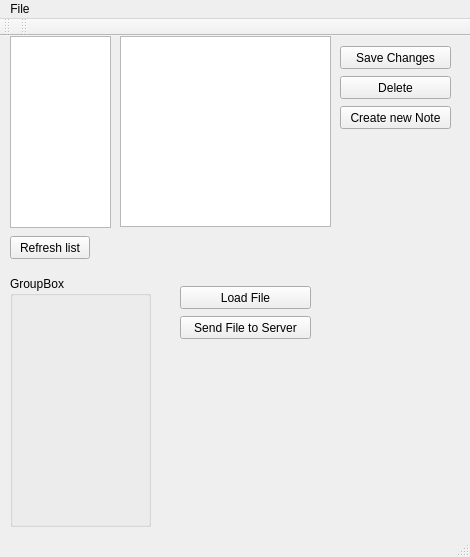
Old version of the form mainwindow.ui in the repository Aaltis/Note-File-Client.
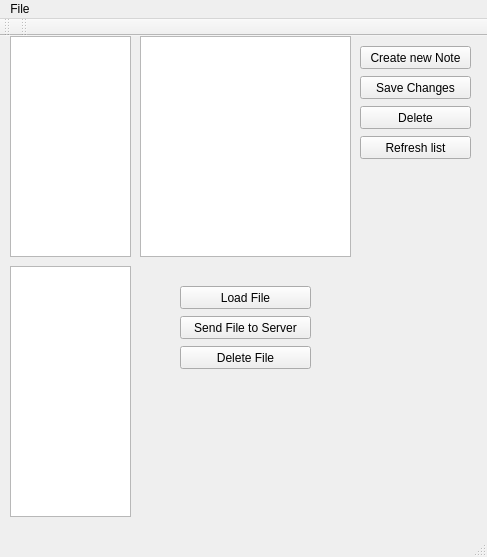
New version of the form.

Diff of the .ui file:
```diff
--- a/mainwindow.ui
+++ b/mainwindow.ui
@@ -6,7 +6,7 @@
    <rect>
     <x>0</x>
     <y>0</y>
-    <width>470</width>
+    <width>487</width>
     <height>557</height>
    </rect>
   </property>
@@ -14,19 +14,6 @@
    <string>MainWindow</string>
   </property>
   <widget class="QWidget" name="centralWidget">
-   <widget class="QGroupBox" name="groupBox_2">
-    <property name="geometry">
-     <rect>
-      <x>10</x>
-      <y>240</y>
-      <width>141</width>
-      <height>251</height>
-     </rect>
-    </property>
-    <property name="title">
-     <string>GroupBox</string>
-    </property>
-   </widget>
    <widget class="QPushButton" name="btnLoadFile">
     <property name="geometry">
      <rect>
@@ -56,9 +43,9 @@
    <widget class="QPushButton" name="btnResreshList">
     <property name="geometry">
      <rect>
-      <x>10</x>
-      <y>200</y>
-      <width>80</width>
+      <x>360</x>
+      <y>100</y>
+      <width>111</width>
       <height>23</height>
      </rect>
     </property>
@@ -69,8 +56,8 @@
    <widget class="QPushButton" name="btnNewNote">
     <property name="geometry">
      <rect>
-      <x>340</x>
-      <y>70</y>
+      <x>360</x>
+      <y>10</y>
       <width>111</width>
       <height>23</height>
      </rect>
@@ -82,18 +69,18 @@
    <widget class="QTextEdit" name="textEditNote">
     <property name="geometry">
      <rect>
-      <x>120</x>
+      <x>140</x>
       <y>0</y>
       <width>211</width>
-      <height>191</height>
+      <height>221</height>
      </rect>
     </property>
    </widget>
    <widget class="QPushButton" name="btnSaveChanges">
     <property name="geometry">
      <rect>
-      <x>340</x>
-      <y>10</y>
+      <x>360</x>
+      <y>40</y>
       <width>111</width>
       <height>23</height>
      </rect>
@@ -107,16 +94,16 @@
      <rect>
       <x>10</x>
       <y>0</y>
-      <width>101</width>
-      <height>192</height>
+      <width>121</width>
+      <height>221</height>
      </rect>
     </property>
    </widget>
    <widget class="QPushButton" name="btnDeleteNote">
     <property name="geometry">
      <rect>
-      <x>340</x>
-      <y>40</y>
+      <x>360</x>
+      <y>70</y>
       <width>111</width>
       <height>23</height>
      </rect>
@@ -125,13 +112,36 @@
      <string>Delete</string>
     </property>
    </widget>
+   <widget class="QTableWidget" name="tableWidgetFiles">
+    <property name="geometry">
+     <rect>
+      <x>10</x>
+      <y>230</y>
+      <width>121</width>
+      <height>251</height>
+     </rect>
+    </property>
+   </widget>
+   <widget class="QPushButton" name="btnDeleteDile">
+    <property name="geometry">
+     <rect>
+      <x>180</x>
+      <y>310</y>
+      <width>131</width>
+      <height>23</height>
+     </rect>
+    </property>
+    <property name="text">
+     <string>Delete File</string>
+    </property>
+   </widget>
   </widget>
   <widget class="QMenuBar" name="menuBar">
    <property name="geometry">
     <rect>
      <x>0</x>
      <y>0</y>
-     <width>470</width>
+     <width>487</width>
      <height>20</height>
     </rect>
    </property>
```
